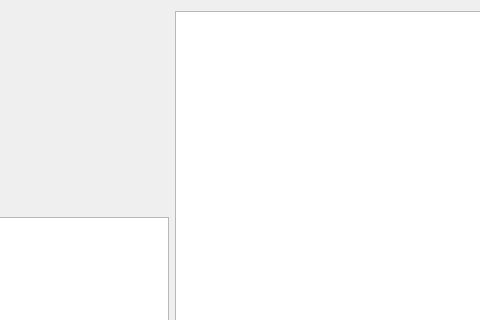
The window that DesktopApp/cocktailInfo.ui (Filaton/cnc) describes before a commit, drawn with Qt 5; both pictures show x 100 to 580 and y 0 to 320 of the 690 by 494 pixel window.
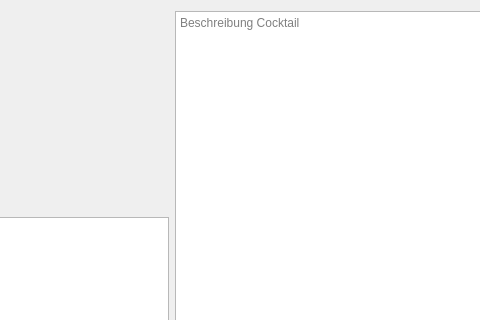
The same window after the commit. Icons and pictures are not drawn.

```diff
--- a/DesktopApp/cocktailInfo.ui
+++ b/DesktopApp/cocktailInfo.ui
@@ -84,6 +84,9 @@
        <verstretch>0</verstretch>
       </sizepolicy>
      </property>
+     <property name="placeholderText">
+      <string>Beschreibung Cocktail</string>
+     </property>
     </widget>
    </item>
   </layout>
```
Left out of the diff: 2 changed lines with no effect on the pictures.
